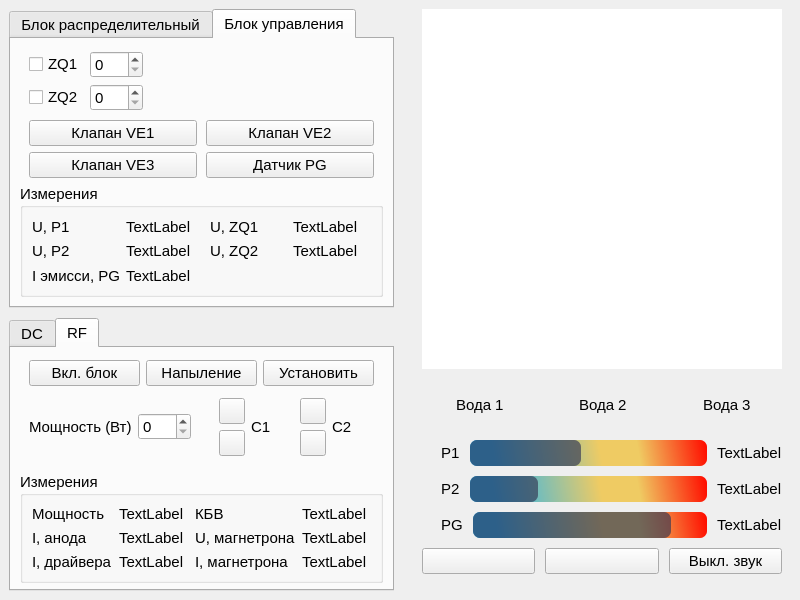
Qt form startup.ui (Oerdna/VN3000) before a commit.
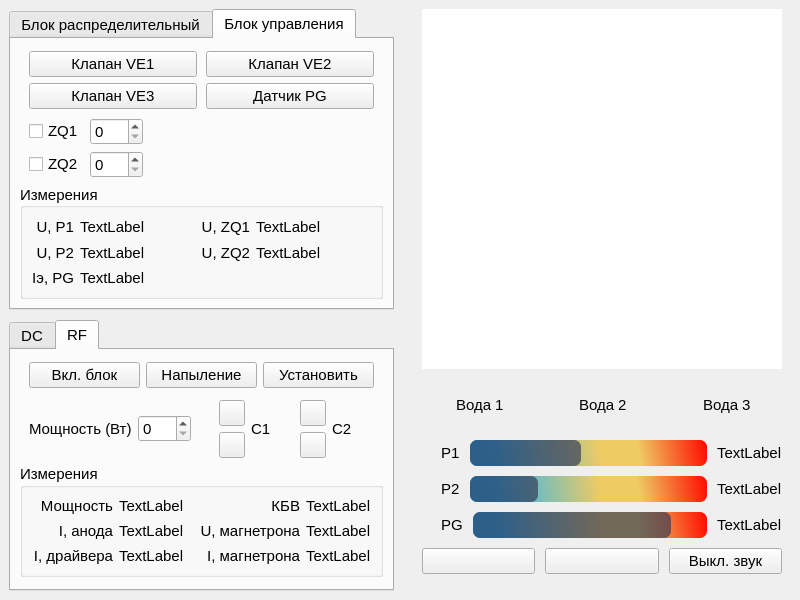
The same form after that commit. The open tabs and pages were chosen to show the change. Icons and pictures are not drawn.

Diff of the .ui file:
```diff
--- a/startup.ui
+++ b/startup.ui
@@ -105,7 +105,7 @@
          <bool>true</bool>
         </property>
         <property name="currentIndex">
-         <number>1</number>
+         <number>0</number>
         </property>
         <property name="usesScrollButtons">
          <bool>false</bool>
@@ -131,79 +131,6 @@
           <property name="spacing">
            <number>2</number>
           </property>
-          <item>
-           <layout class="QGridLayout" name="gridLayout_1_blockRasp">
-            <property name="leftMargin">
-             <number>9</number>
-            </property>
-            <property name="topMargin">
-             <number>3</number>
-            </property>
-            <property name="rightMargin">
-             <number>9</number>
-            </property>
-            <property name="bottomMargin">
-             <number>3</number>
-            </property>
-            <property name="spacing">
-             <number>6</number>
-            </property>
-            <item row="0" column="1">
-             <widget class="QSpinBox" name="spinBox_current_heat">
-              <property name="maximum">
-               <number>5500</number>
-              </property>
-             </widget>
-            </item>
-            <item row="1" column="0">
-             <widget class="QCheckBox" name="checkBox_rotation_substrate">
-              <property name="text">
-               <string>Вращение подложки</string>
-              </property>
-             </widget>
-            </item>
-            <item row="1" column="1">
-             <widget class="QSpinBox" name="spinBox_Speed">
-              <property name="maximum">
-               <number>100</number>
-              </property>
-             </widget>
-            </item>
-            <item row="0" column="0">
-             <widget class="QCheckBox" name="checkBox_currnet_heat">
-              <property name="text">
-               <string>Нагрев подложки</string>
-              </property>
-             </widget>
-            </item>
-            <item row="0" column="2">
-             <spacer name="horizontalSpacer_2">
-              <property name="orientation">
-               <enum>Qt::Horizontal</enum>
-              </property>
-              <property name="sizeHint" stdset="0">
-               <size>
-                <width>40</width>
-                <height>20</height>
-               </size>
-              </property>
-             </spacer>
-            </item>
-            <item row="1" column="2">
-             <spacer name="horizontalSpacer_3">
-              <property name="orientation">
-               <enum>Qt::Horizontal</enum>
-              </property>
-              <property name="sizeHint" stdset="0">
-               <size>
-                <width>40</width>
-                <height>20</height>
-               </size>
-              </property>
-             </spacer>
-            </item>
-           </layout>
-          </item>
           <item>
            <layout class="QGridLayout" name="gridLayout_2_blockRasp">
             <property name="leftMargin">
@@ -283,6 +210,79 @@
             </item>
            </layout>
           </item>
+          <item>
+           <layout class="QGridLayout" name="gridLayout_1_blockRasp">
+            <property name="leftMargin">
+             <number>9</number>
+            </property>
+            <property name="topMargin">
+             <number>3</number>
+            </property>
+            <property name="rightMargin">
+             <number>9</number>
+            </property>
+            <property name="bottomMargin">
+             <number>3</number>
+            </property>
+            <property name="spacing">
+             <number>6</number>
+            </property>
+            <item row="0" column="1">
+             <widget class="QSpinBox" name="spinBox_current_heat">
+              <property name="maximum">
+               <number>5500</number>
+              </property>
+             </widget>
+            </item>
+            <item row="1" column="0">
+             <widget class="QCheckBox" name="checkBox_rotation_substrate">
+              <property name="text">
+               <string>Вращение подложки</string>
+              </property>
+             </widget>
+            </item>
+            <item row="1" column="1">
+             <widget class="QSpinBox" name="spinBox_Speed">
+              <property name="maximum">
+               <number>100</number>
+              </property>
+             </widget>
+            </item>
+            <item row="0" column="0">
+             <widget class="QCheckBox" name="checkBox_currnet_heat">
+              <property name="text">
+               <string>Нагрев подложки</string>
+              </property>
+             </widget>
+            </item>
+            <item row="0" column="2">
+             <spacer name="horizontalSpacer_2">
+              <property name="orientation">
+               <enum>Qt::Horizontal</enum>
+              </property>
+              <property name="sizeHint" stdset="0">
+               <size>
+                <width>40</width>
+                <height>20</height>
+               </size>
+              </property>
+             </spacer>
+            </item>
+            <item row="1" column="2">
+             <spacer name="horizontalSpacer_3">
+              <property name="orientation">
+               <enum>Qt::Horizontal</enum>
+              </property>
+              <property name="sizeHint" stdset="0">
+               <size>
+                <width>40</width>
+                <height>20</height>
+               </size>
+              </property>
+             </spacer>
+            </item>
+           </layout>
+          </item>
           <item>
            <widget class="QGroupBox" name="groupBox_meas_rasp">
             <property name="focusPolicy">
@@ -304,6 +304,9 @@
              <bool>false</bool>
             </property>
             <layout class="QFormLayout" name="formLayout_3_blockRasp">
+             <property name="labelAlignment">
+              <set>Qt::AlignRight|Qt::AlignTrailing|Qt::AlignVCenter</set>
+             </property>
              <property name="topMargin">
               <number>3</number>
              </property>
@@ -381,6 +384,72 @@
           <property name="spacing">
            <number>3</number>
           </property>
+          <item>
+           <layout class="QGridLayout" name="gridLayout_2_blockUpr" columnstretch="0,0">
+            <property name="leftMargin">
+             <number>9</number>
+            </property>
+            <property name="topMargin">
+             <number>3</number>
+            </property>
+            <property name="rightMargin">
+             <number>9</number>
+            </property>
+            <property name="bottomMargin">
+             <number>3</number>
+            </property>
+            <property name="horizontalSpacing">
+             <number>9</number>
+            </property>
+            <property name="verticalSpacing">
+             <number>6</number>
+            </property>
+            <item row="1" column="0">
+             <widget class="QPushButton" name="pushButton_VE3">
+              <property name="text">
+               <string>Клапан VE3</string>
+              </property>
+              <property name="checkable">
+               <bool>true</bool>
+              </property>
+             </widget>
+            </item>
+            <item row="0" column="0">
+             <widget class="QPushButton" name="pushButton_VE1">
+              <property name="text">
+               <string>Клапан VE1</string>
+              </property>
+              <property name="checkable">
+               <bool>true</bool>
+              </property>
+             </widget>
+            </item>
+            <item row="0" column="1">
+             <widget class="QPushButton" name="pushButton_VE2">
+              <property name="text">
+               <string>Клапан VE2</string>
+              </property>
+              <property name="checkable">
+               <bool>true</bool>
+              </property>
+             </widget>
+            </item>
+            <item row="1" column="1">
+             <widget class="QPushButton" name="pushButton_PG">
+              <property name="text">
+               <string>Датчик PG</string>
+              </property>
+              <property name="icon">
+               <iconset resource="resources.qrc">
+                <normaloff>:/icons/icons/icons8-voltmeter-100.png</normaloff>:/icons/icons/icons8-voltmeter-100.png</iconset>
+              </property>
+              <property name="checkable">
+               <bool>true</bool>
+              </property>
+             </widget>
+            </item>
+           </layout>
+          </item>
           <item>
            <layout class="QGridLayout" name="gridLayout_1_blockUpr">
             <property name="leftMargin">
@@ -477,100 +546,83 @@
             </item>
            </layout>
           </item>
-          <item>
-           <layout class="QGridLayout" name="gridLayout_2_blockUpr" columnstretch="0,0">
-            <property name="leftMargin">
-             <number>9</number>
-            </property>
-            <property name="topMargin">
-             <number>3</number>
-            </property>
-            <property name="rightMargin">
-             <number>9</number>
-            </property>
-            <property name="bottomMargin">
-             <number>3</number>
-            </property>
-            <property name="horizontalSpacing">
-             <number>9</number>
-            </property>
-            <property name="verticalSpacing">
-             <number>6</number>
-            </property>
-            <item row="1" column="0">
-             <widget class="QPushButton" name="pushButton_VE3">
-              <property name="text">
-               <string>Клапан VE3</string>
-              </property>
-              <property name="checkable">
-               <bool>true</bool>
-              </property>
-             </widget>
-            </item>
-            <item row="0" column="0">
-             <widget class="QPushButton" name="pushButton_VE1">
-              <property name="text">
-               <string>Клапан VE1</string>
-              </property>
-              <property name="checkable">
-               <bool>true</bool>
-              </property>
-             </widget>
-            </item>
-            <item row="0" column="1">
-             <widget class="QPushButton" name="pushButton_VE2">
-              <property name="text">
-               <string>Клапан VE2</string>
-              </property>
-              <property name="checkable">
-               <bool>true</bool>
-              </property>
-             </widget>
-            </item>
-            <item row="1" column="1">
-             <widget class="QPushButton" name="pushButton_PG">
-              <property name="text">
-               <string>Датчик PG</string>
-              </property>
-              <property name="icon">
-               <iconset resource="resources.qrc">
-                <normaloff>:/icons/icons/icons8-voltmeter-100.png</normaloff>:/icons/icons/icons8-voltmeter-100.png</iconset>
-              </property>
-              <property name="checkable">
-               <bool>true</bool>
-              </property>
-             </widget>
-            </item>
-           </layout>
-          </item>
           <item>
            <widget class="QGroupBox" name="groupBox_meas_upr">
             <property name="title">
              <string>Измерения</string>
             </property>
+            <property name="alignment">
+             <set>Qt::AlignLeading|Qt::AlignLeft|Qt::AlignVCenter</set>
+            </property>
             <property name="flat">
              <bool>true</bool>
             </property>
             <layout class="QGridLayout" name="gridLayout_4">
-             <item row="0" column="3">
-              <widget class="QLabel" name="label_isZQ1_U">
-               <property name="text">
-                <string>TextLabel</string>
-               </property>
-              </widget>
-             </item>
-             <item row="1" column="3">
+             <item row="1" column="4">
               <widget class="QLabel" name="label_isZQ2_U">
                <property name="text">
                 <string>TextLabel</string>
                </property>
               </widget>
              </item>
-             <item row="0" column="2">
+             <item row="0" column="1">
+              <widget class="QLabel" name="label_isP1_U">
+               <property name="text">
+                <string>TextLabel</string>
+               </property>
+              </widget>
+             </item>
+             <item row="1" column="3">
+              <widget class="QLabel" name="label_ZQ2_U">
+               <property name="text">
+                <string>U, ZQ2</string>
+               </property>
+               <property name="alignment">
+                <set>Qt::AlignRight|Qt::AlignTrailing|Qt::AlignVCenter</set>
+               </property>
+              </widget>
+             </item>
+             <item row="0" column="3">
               <widget class="QLabel" name="label_ZQ1_U">
                <property name="text">
                 <string>U, ZQ1</string>
                </property>
+               <property name="alignment">
+                <set>Qt::AlignRight|Qt::AlignTrailing|Qt::AlignVCenter</set>
+               </property>
+              </widget>
+             </item>
+             <item row="2" column="0">
+              <widget class="QLabel" name="label_PG_I">
+               <property name="text">
+                <string>Iэ, PG</string>
+               </property>
+               <property name="alignment">
+                <set>Qt::AlignRight|Qt::AlignTrailing|Qt::AlignVCenter</set>
+               </property>
+              </widget>
+             </item>
+             <item row="0" column="2">
+              <spacer name="horizontalSpacer_10">
+               <property name="orientation">
+                <enum>Qt::Horizontal</enum>
+               </property>
+               <property name="sizeType">
+                <enum>QSizePolicy::Fixed</enum>
+               </property>
+               <property name="sizeHint" stdset="0">
+                <size>
+                 <width>50</width>
+                 <height>20</height>
+                </size>
+               </property>
+              </spacer>
+             </item>
+             <item row="2" column="1">
+              <widget class="QLabel" name="label_isPG_I">
+               <property name="text">
+                <string>TextLabel</string>
+               </property>
               </widget>
              </item>
              <item row="0" column="0">
@@ -581,19 +633,8 @@
                <property name="text">
                 <string>U, P1</string>
                </property>
-              </widget>
-             </item>
-             <item row="0" column="1">
-              <widget class="QLabel" name="label_isP1_U">
-               <property name="text">
-                <string>TextLabel</string>
-               </property>
-              </widget>
-             </item>
-             <item row="1" column="2">
-              <widget class="QLabel" name="label_ZQ2_U">
-               <property name="text">
-                <string>U, ZQ2</string>
+               <property name="alignment">
+                <set>Qt::AlignRight|Qt::AlignTrailing|Qt::AlignVCenter</set>
                </property>
               </widget>
              </item>
@@ -602,6 +643,16 @@
                <property name="text">
                 <string>U, P2</string>
                </property>
+               <property name="alignment">
+                <set>Qt::AlignRight|Qt::AlignTrailing|Qt::AlignVCenter</set>
+               </property>
+              </widget>
+             </item>
+             <item row="0" column="4">
+              <widget class="QLabel" name="label_isZQ1_U">
+               <property name="text">
+                <string>TextLabel</string>
+               </property>
               </widget>
              </item>
              <item row="1" column="1">
@@ -611,19 +662,21 @@
                </property>
               </widget>
              </item>
-             <item row="2" column="0">
-              <widget class="QLabel" name="label_PG_I">
-               <property name="text">
-                <string>I эмисси, PG</string>
+             <item row="0" column="5">
+              <spacer name="horizontalSpacer_11">
+               <property name="orientation">
+                <enum>Qt::Horizontal</enum>
                </property>
-              </widget>
-             </item>
-             <item row="2" column="1">
-              <widget class="QLabel" name="label_isPG_I">
-               <property name="text">
-                <string>TextLabel</string>
+               <property name="sizeType">
+                <enum>QSizePolicy::Fixed</enum>
                </property>
-              </widget>
+               <property name="sizeHint" stdset="0">
+                <size>
+                 <width>50</width>
+                 <height>20</height>
+                </size>
+               </property>
+              </spacer>
              </item>
             </layout>
            </widget>
@@ -809,6 +862,9 @@
              <bool>true</bool>
             </property>
             <layout class="QFormLayout" name="formLayout">
+             <property name="labelAlignment">
+              <set>Qt::AlignRight|Qt::AlignTrailing|Qt::AlignVCenter</set>
+             </property>
              <item row="0" column="0">
               <widget class="QLabel" name="label_I_DcMagnetron">
                <property name="text">
@@ -840,6 +896,19 @@
             </layout>
            </widget>
           </item>
+          <item>
+           <spacer name="verticalSpacer_4">
+            <property name="orientation">
+             <enum>Qt::Vertical</enum>
+            </property>
+            <property name="sizeHint" stdset="0">
+             <size>
+              <width>20</width>
+              <height>40</height>
+             </size>
+            </property>
+           </spacer>
+          </item>
          </layout>
         </widget>
         <widget class="QWidget" name="tab_blockRF">
@@ -892,7 +961,7 @@
              </widget>
             </item>
             <item>
-             <widget class="QPushButton" name="pushButton_sputteringRf">
+             <widget class="QPushButton" name="pushButton_sputteringRFcheck">
               <property name="text">
                <string>Напыление</string>
               </property>
@@ -902,7 +971,7 @@
              </widget>
             </item>
             <item>
-             <widget class="QPushButton" name="pushButton_sputteringDc">
+             <widget class="QPushButton" name="pushButton_sputteringRF">
               <property name="text">
                <string>Установить</string>
               </property>
@@ -1109,19 +1178,6 @@
             </item>
            </layout>
           </item>
-          <item>
-           <spacer name="verticalSpacer_4">
-            <property name="orientation">
-             <enum>Qt::Vertical</enum>
-            </property>
-            <property name="sizeHint" stdset="0">
-             <size>
-              <width>20</width>
-              <height>40</height>
-             </size>
-            </property>
-           </spacer>
-          </item>
           <item>
            <widget class="QGroupBox" name="groupBox_meas_blockRf">
             <property name="title">
@@ -1131,17 +1187,30 @@
              <bool>true</bool>
             </property>
             <layout class="QGridLayout" name="gridLayout_5">
-             <item row="2" column="2">
-              <widget class="QLabel" name="label_KBV">
+             <item row="3" column="3">
+              <widget class="QLabel" name="label_URfMagnetron">
                <property name="text">
-                <string>КБВ</string>
+                <string>U, магнетрона</string>
                </property>
+               <property name="alignment">
+                <set>Qt::AlignRight|Qt::AlignTrailing|Qt::AlignVCenter</set>
+               </property>
               </widget>
              </item>
-             <item row="3" column="0">
-              <widget class="QLabel" name="label_I_RfAnode">
+             <item row="3" column="4">
+              <widget class="QLabel" name="label_isU_RfMagnetron">
                <property name="text">
-                <string>I, анода</string>
+                <string>TextLabel</string>
+               </property>
+              </widget>
+             </item>
+             <item row="4" column="3">
+              <widget class="QLabel" name="label_I_RfMagnetron">
+               <property name="text">
+                <string>I, магнетрона</string>
+               </property>
+               <property name="alignment">
+                <set>Qt::AlignRight|Qt::AlignTrailing|Qt::AlignVCenter</set>
                </property>
               </widget>
              </item>
@@ -1150,6 +1219,33 @@
                <property name="text">
                 <string>Мощность</string>
                </property>
+               <property name="alignment">
+                <set>Qt::AlignRight|Qt::AlignTrailing|Qt::AlignVCenter</set>
+               </property>
+              </widget>
+             </item>
+             <item row="3" column="1">
+              <widget class="QLabel" name="label_isI_RfAnode">
+               <property name="text">
+                <string>TextLabel</string>
+               </property>
+              </widget>
+             </item>
+             <item row="4" column="4">
+              <widget class="QLabel" name="label_IsI_RfMagnetron">
+               <property name="text">
+                <string>TextLabel</string>
+               </property>
+              </widget>
+             </item>
+             <item row="2" column="3">
+              <widget class="QLabel" name="label_KBV">
+               <property name="text">
+                <string>КБВ</string>
+               </property>
+               <property name="alignment">
+                <set>Qt::AlignRight|Qt::AlignTrailing|Qt::AlignVCenter</set>
+               </property>
               </widget>
              </item>
              <item row="4" column="0">
@@ -1157,6 +1253,19 @@
                <property name="text">
                 <string>I, драйвера</string>
                </property>
+               <property name="alignment">
+                <set>Qt::AlignRight|Qt::AlignTrailing|Qt::AlignVCenter</set>
+               </property>
+              </widget>
+             </item>
+             <item row="3" column="0">
+              <widget class="QLabel" name="label_I_RfAnode">
+               <property name="text">
+                <string>I, анода</string>
+               </property>
+               <property name="alignment">
+                <set>Qt::AlignRight|Qt::AlignTrailing|Qt::AlignVCenter</set>
+               </property>
               </widget>
              </item>
              <item row="2" column="1">
@@ -1166,34 +1275,13 @@
                </property>
               </widget>
              </item>
-             <item row="4" column="2">
-              <widget class="QLabel" name="label_I_RfMagnetron">
-               <property name="text">
-                <string>I, магнетрона</string>
-               </property>
-              </widget>
-             </item>
-             <item row="3" column="2">
-              <widget class="QLabel" name="label_URfMagnetron">
-               <property name="text">
-                <string>U, магнетрона</string>
-               </property>
-              </widget>
-             </item>
-             <item row="2" column="3">
+             <item row="2" column="4">
               <widget class="QLabel" name="label_isKBV">
                <property name="text">
                 <string>TextLabel</string>
                </property>
               </widget>
              </item>
-             <item row="3" column="1">
-              <widget class="QLabel" name="label_isI_RfAnode">
-               <property name="text">
-                <string>TextLabel</string>
-               </property>
-              </widget>
-             </item>
              <item row="4" column="1">
               <widget class="QLabel" name="label_IsI_RfDriver">
                <property name="text">
@@ -1201,23 +1289,38 @@
                </property>
               </widget>
              </item>
-             <item row="3" column="3">
-              <widget class="QLabel" name="label_isU_RfMagnetron">
-               <property name="text">
-                <string>TextLabel</string>
+             <item row="3" column="2">
+              <spacer name="horizontalSpacer_12">
+               <property name="orientation">
+                <enum>Qt::Horizontal</enum>
                </property>
-              </widget>
-             </item>
-             <item row="4" column="3">
-              <widget class="QLabel" name="label_IsI_RfMagnetron">
-               <property name="text">
-                <string>TextLabel</string>
+               <property name="sizeType">
+                <enum>QSizePolicy::Fixed</enum>
                </property>
-              </widget>
+               <property name="sizeHint" stdset="0">
+                <size>
+                 <width>10</width>
+                 <height>20</height>
+                </size>
+               </property>
+              </spacer>
              </item>
             </layout>
            </widget>
           </item>
+          <item>
+           <spacer name="verticalSpacer_5">
+            <property name="orientation">
+             <enum>Qt::Vertical</enum>
+            </property>
+            <property name="sizeHint" stdset="0">
+             <size>
+              <width>20</width>
+              <height>40</height>
+             </size>
+            </property>
+           </spacer>
+          </item>
          </layout>
         </widget>
        </widget>
```
